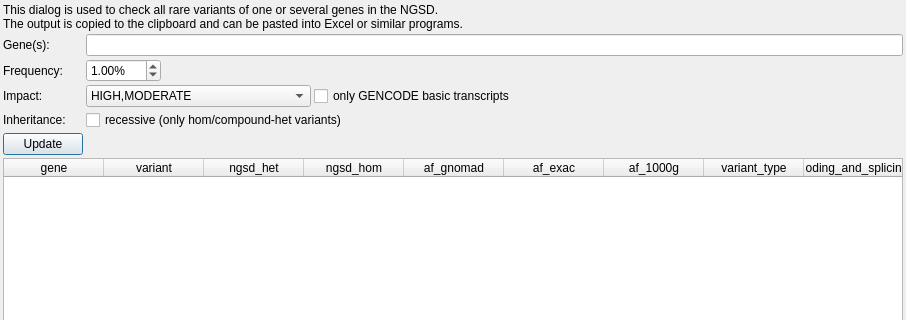
Above: src/GSvar/CandidateGeneDialog.ui from imgag/ngs-bits before the change; both pictures show x 0 to 906 and y 0 to 320 of the 906 by 627 pixel window. Below: the same form after it.
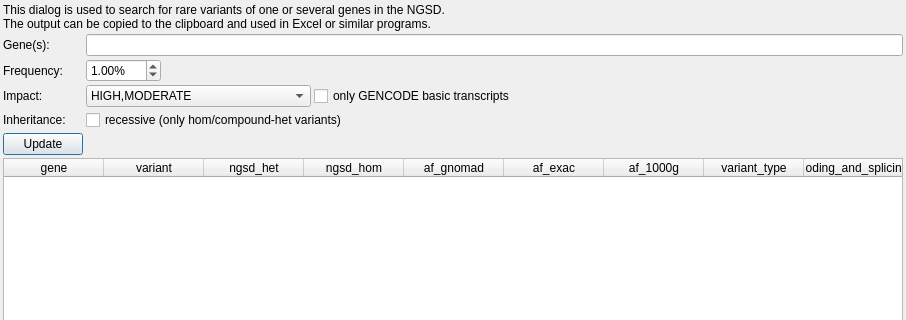
That is the form after the change.

Commit message: GSvar: fixed crash when a variant contains no transcript information.

```diff
--- a/src/GSvar/CandidateGeneDialog.ui
+++ b/src/GSvar/CandidateGeneDialog.ui
@@ -134,7 +134,7 @@
    <item row="0" column="0" colspan="2">
     <widget class="QLabel" name="label_4">
      <property name="text">
-      <string>&lt;html&gt;&lt;head/&gt;&lt;body&gt;&lt;p&gt;This dialog is used to check all rare variants of one or several genes in the NGSD. &lt;br/&gt;The output is copied to the clipboard and can be pasted into Excel or similar programs.&lt;/p&gt;&lt;/body&gt;&lt;/html&gt;</string>
+      <string>&lt;html&gt;&lt;head/&gt;&lt;body&gt;&lt;p&gt;This dialog is used to search for rare variants of one or several genes in the NGSD. &lt;br/&gt;The output can be copied to the clipboard and used in Excel or similar programs.&lt;/p&gt;&lt;/body&gt;&lt;/html&gt;</string>
      </property>
     </widget>
    </item>
```
The commit also changes 3 other files.
